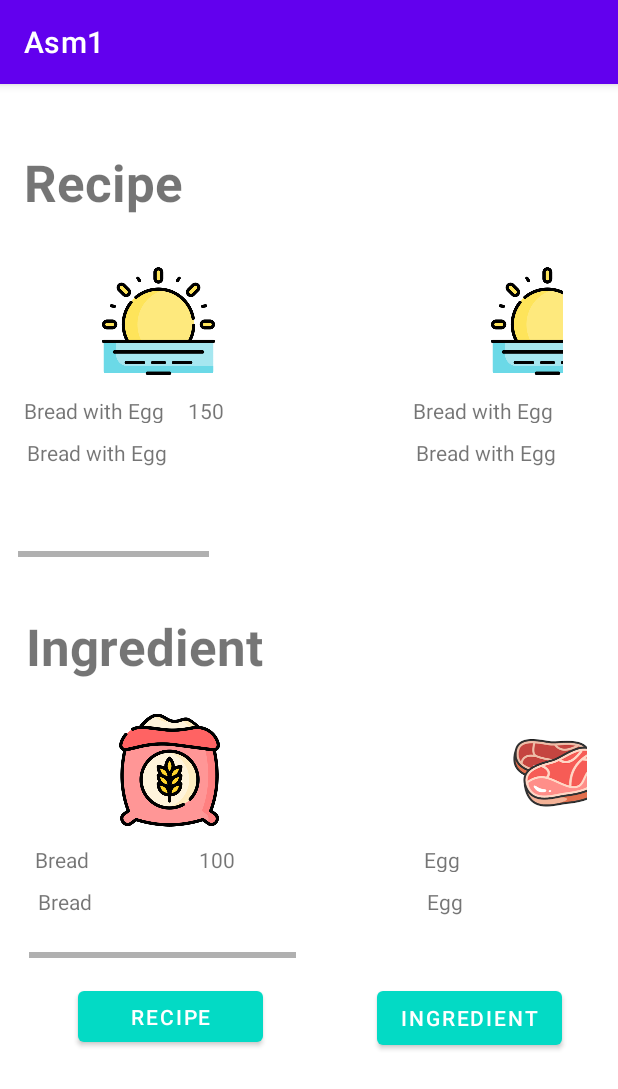
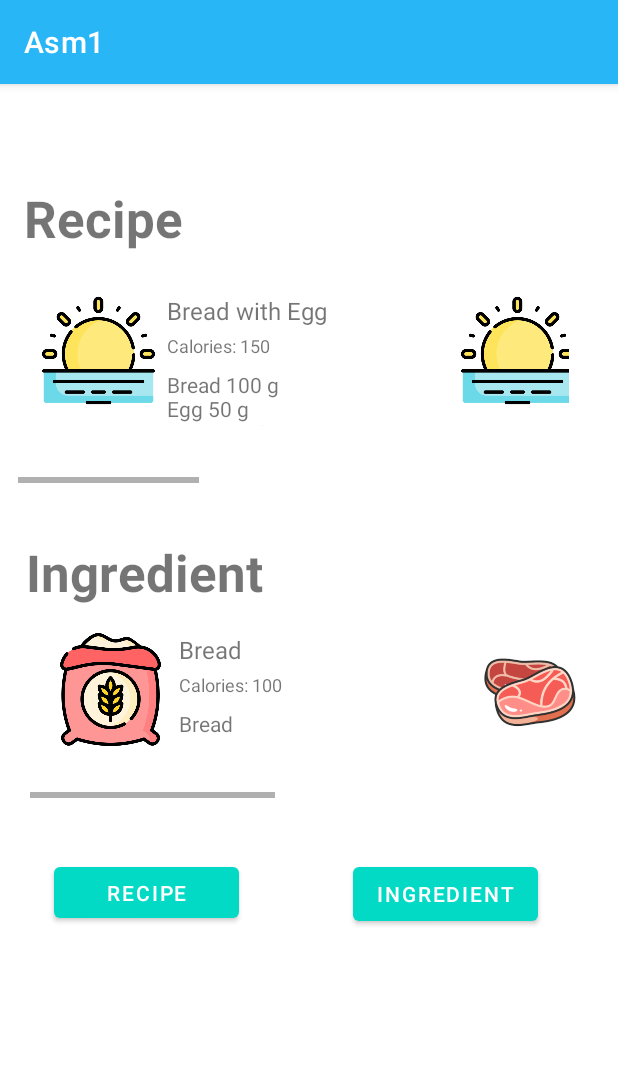
Before and after one commit to AnVuGia/AndroidDevASM_1, an Android app: the MainActivity screen opened directly, with no data from a screen before it, on a phone screen of 412 x 824 dp. Shown: the top 1089 px of the screen. Run offline under Robolectric (Android 15) with nearby library versions, the phone set to English and light mode, and no system bars.

Commit message:
add helper class

```diff
--- a/app/src/main/java/com/example/asm1/Activity/MainActivity.java
+++ b/app/src/main/java/com/example/asm1/Activity/MainActivity.java
@@ -14,8 +14,10 @@ import android.widget.TextView;
 import com.example.asm1.Interface.IIngredient;
 import com.example.asm1.Interface.IObserverUser;
 import com.example.asm1.R;
+import com.example.asm1.model.CreateCardViewHelper;
 import com.example.asm1.model.ImageHelper;
 import com.example.asm1.model.Ingredient.Ingredient;
+import com.example.asm1.model.Ingredient.withGuideAndAmount;
 import com.example.asm1.model.Recipe;
 import com.example.asm1.model.UserSingleton;
 
@@ -45,10 +47,14 @@ public class MainActivity extends AppCompatActivity implements IObserverUser {
         Ingredient ingredient2 = new Ingredient("Egg", 50, "Egg", "meat");
         Ingredient ingredient4 = new Ingredient("Tomato", 50, "Tomato", "vegetable");
 
-        Recipe recipe1 = new Recipe("Bread with Egg", "Bread with Egg", 150, "breakfast");
-        recipe1.addIngredient(ingredient1);
-        recipe1.addIngredient(ingredient2);
-        recipe1.addIngredient(ingredient4);
+        withGuideAndAmount ingredient_with_guide_and_amount1 = new withGuideAndAmount(ingredient1, "g", 100);
+        withGuideAndAmount ingredient_with_guide_and_amount2 = new withGuideAndAmount(ingredient2, "g", 50);
+        withGuideAndAmount ingredient_with_guide_and_amount4 = new withGuideAndAmount(ingredient4, "g", 50);
+
+        Recipe recipe1 = new Recipe("Bread with Egg", "breakfast");
+        recipe1.addIngredient(ingredient_with_guide_and_amount1);
+        recipe1.addIngredient(ingredient_with_guide_and_amount2);
+        recipe1.addIngredient(ingredient_with_guide_and_amount4);
 
         recipes.add(recipe1);
         recipes.add(recipe1);
@@ -57,8 +63,8 @@ public class MainActivity extends AppCompatActivity implements IObserverUser {
         ingredients.add(ingredient1);
         ingredients.add(ingredient2);
         ingredients.add(ingredient4);
-        recipe_container = findViewById(R.id.recipe_container);
-        ingredient_container = findViewById(R.id.ingredient_container);
+        recipe_container = findViewById(R.id.main_recipe_container);
+        ingredient_container = findViewById(R.id.main_ingredient_container);
         renderView(recipes, ingredients);
         //Button to ingredient list
         toIngredientsList.setOnClickListener(new View.OnClickListener() {
@@ -81,45 +87,31 @@ public class MainActivity extends AppCompatActivity implements IObserverUser {
 
     @Override
     public void update() {
-        Log.d(TAG, "update: ");
         recipes = UserSingleton.getInstance().getRecipes();
         ingredients = UserSingleton.getInstance().getIngredients();
         renderView(recipes, ingredients);
+        Log.d(TAG, "update: " + recipes.size());
+        Log.d(TAG, "update: " + ingredients.size());
     }
-    private void renderView(ArrayList<Recipe> recipes, ArrayList<IIngredient> ingredients){
+    private void renderView(ArrayList<Recipe> recipes, ArrayList<IIngredient> ingredients) {
+        renderRecipeViews(recipes);
+        renderIngredientViews(ingredients);
+    }
+
+    private void renderRecipeViews(ArrayList<Recipe> recipes) {
         recipe_container.removeAllViews();
-        ingredient_container.removeAllViews();
         for (Recipe recipe : recipes) {
-            View recipeView = createRecipeCardView(recipe);
+            View recipeView = CreateCardViewHelper.createBaseRecipeCardView(this,recipe);
             recipe_container.addView(recipeView);
         }
+    }
+
+    private void renderIngredientViews(ArrayList<IIngredient> ingredients) {
+        ingredient_container.removeAllViews();
         for (IIngredient ingredient : ingredients) {
-            View ingredientView = createIngredientCardView(ingredient);
+            View ingredientView = CreateCardViewHelper.createBaseIngredientCardView(this,ingredient);
             ingredient_container.addView(ingredientView);
         }
+    }
 
-    }
-    private View createRecipeCardView(Recipe recipe) {
-        View recipeView = getLayoutInflater().inflate(R.layout.card, null);
-        TextView recipeName = recipeView.findViewById(R.id.card_name);
-        TextView recipeDescription = recipeView.findViewById(R.id.card_desc);
-        TextView recipeCalories = recipeView.findViewById(R.id.card_calories);
-        ImageView recipeImage = recipeView.findViewById(R.id.card_image);
-        ImageHelper.setImageToView(recipe.getType(), recipeImage);
-        recipeName.setText(recipe.getName());
-        recipeDescription.setText(recipe.getDescription());
-        recipeCalories.setText(String.valueOf(recipe.getCalories()));
-        return recipeView;
-    }
-    private View createIngredientCardView(IIngredient ingredient) {
-        View ingredientView = getLayoutInflater().inflate(R.layout.card, null);
-        TextView ingredientName = ingredientView.findViewById(R.id.card_name);
-        TextView ingredientDescription = ingredientView.findViewById(R.id.card_desc);
-        TextView ingredientCalories = ingredientView.findViewById(R.id.card_calories);
-        ImageHelper.setImageToView(ingredient.getImg(), ingredientView.findViewById(R.id.card_image));
-        ingredientName.setText(ingredient.getName());
-        ingredientDescription.setText(ingredient.getDescription());
-        ingredientCalories.setText(String.valueOf(ingredient.getCalories()));
-        return ingredientView;
-    }
 }
--- a/app/src/main/java/com/example/asm1/model/Recipe.java
+++ b/app/src/main/java/com/example/asm1/model/Recipe.java
@@ -2,19 +2,16 @@ package com.example.asm1.model;
 
 import com.example.asm1.Interface.IIngredient;
 import com.example.asm1.model.Ingredient.Ingredient;
+import com.example.asm1.model.Ingredient.withGuideAndAmount;
 
 import java.util.ArrayList;
 
 public class Recipe {
     private ArrayList<IIngredient> ingredients = new ArrayList<>();
     private String name;
-    private String description;
-    private int calories;
     private String type;
-    public Recipe(String name, String description, int calories, String type) {
+    public Recipe(String name, String type) {
         this.name = name;
-        this.description = description;
-        this.calories = calories;
         this.type = type;
     }
 
@@ -26,7 +23,7 @@ public class Recipe {
         this.type = type;
     }
 
-    public void addIngredient(Ingredient ingredient) {
+    public void addIngredient(IIngredient ingredient) {
         ingredients.add(ingredient);
     }
     //Getter and Setter
@@ -47,18 +44,23 @@ public class Recipe {
     }
 
     public String getDescription() {
-        return description;
+                String description = "";
+                for(IIngredient ingredient : ingredients) {
+                    withGuideAndAmount temp = (withGuideAndAmount) ingredient;
+                    description += temp.getName() + " " + temp.getAmount() + " " + temp.getGuide() + "\n";
+                }
+                return description;
     }
 
-    public void setDescription(String description) {
-        this.description = description;
+
+    public int getCalories() {
+            int totalCalories = 0;
+            for(IIngredient ingredient : ingredients) {
+                withGuideAndAmount temp = (withGuideAndAmount) ingredient;
+                totalCalories += temp.getCalories() *  temp.getAmount() / 100;
+            }
+            return totalCalories;
     }
 
-    public int getCalories() {
-        return calories;
-    }
 
-    public void setCalories(int calories) {
-        this.calories = calories;
-    }
 }
--- a/app/src/main/res/layout/activity_main_screen.xml
+++ b/app/src/main/res/layout/activity_main_screen.xml
@@ -8,15 +8,15 @@
 
     <HorizontalScrollView
         android:id="@+id/horizontal_scroll"
-        android:layout_width="363dp"
-        android:layout_height="215dp"
+        android:layout_width="367dp"
+        android:layout_height="142dp"
         android:layout_marginStart="12dp"
-        android:layout_marginTop="100dp"
+        android:layout_marginTop="124dp"
         app:layout_constraintStart_toStartOf="parent"
         app:layout_constraintTop_toTopOf="parent">
 
         <LinearLayout
-            android:id="@+id/recipe_container"
+            android:id="@+id/main_recipe_container"
             android:layout_width="wrap_content"
             android:layout_height="match_parent"
             android:orientation="horizontal"></LinearLayout>
@@ -24,8 +24,8 @@
 
     <HorizontalScrollView
         android:id="@+id/horizontalScrollView"
-        android:layout_width="372dp"
-        android:layout_height="183dp"
+        android:layout_width="370dp"
+        android:layout_height="126dp"
         android:layout_marginTop="84dp"
         app:layout_constraintEnd_toEndOf="parent"
         app:layout_constraintHorizontal_bias="0.476"
@@ -33,7 +33,7 @@
         app:layout_constraintTop_toBottomOf="@+id/horizontal_scroll">
 
         <LinearLayout
-            android:id="@+id/ingredient_container"
+            android:id="@+id/main_ingredient_container"
             android:layout_width="wrap_content"
             android:layout_height="match_parent"
             android:orientation="horizontal"></LinearLayout>
@@ -43,8 +43,8 @@
         android:id="@+id/to_recipe"
         android:layout_width="123dp"
         android:layout_height="46dp"
-        android:layout_marginStart="52dp"
-        android:layout_marginTop="16dp"
+        android:layout_marginStart="36dp"
+        android:layout_marginTop="40dp"
         android:text="recipe"
         app:layout_constraintStart_toStartOf="parent"
         app:layout_constraintTop_toBottomOf="@+id/horizontalScrollView" />
--- a/app/src/main/res/layout/card.xml
+++ b/app/src/main/res/layout/card.xml
@@ -4,57 +4,65 @@
     xmlns:app="http://schemas.android.com/apk/res-auto"
     xmlns:tools="http://schemas.android.com/tools"
     android:layout_width="match_parent"
-    android:layout_height="match_parent">
+    android:layout_height="wrap_content"
+    android:layout_margin="8dp"
+    android:elevation="4dp"
+    android:background="?android:attr/selectableItemBackground">
 
     <!-- Existing ConstraintLayout -->
     <androidx.constraintlayout.widget.ConstraintLayout
-        android:layout_width="187dp"
-        android:layout_height="172dp"
-        android:layout_marginTop="4dp"
-        android:layout_marginEnd="72dp"
-        app:layout_constraintEnd_toEndOf="parent"
-        app:layout_constraintTop_toTopOf="parent">
-
-        <TextView
-            android:id="@+id/card_calories"
-            android:layout_width="74dp"
-            android:layout_height="17dp"
-            android:layout_marginTop="12dp"
-            android:text="TextView"
-            app:layout_constraintEnd_toEndOf="parent"
-            app:layout_constraintTop_toBottomOf="@+id/card_image" />
+        android:layout_width="279dp"
+        android:layout_height="match_parent"
+        android:background="@android:color/white"
+        android:padding="16dp"> <!-- Set background color to white -->
 
         <ImageView
             android:id="@+id/card_image"
             android:layout_width="75dp"
-            android:layout_height="76dp"
-            android:layout_marginTop="16dp"
+            android:layout_height="75dp"
             android:scaleType="fitCenter"
-            app:layout_constraintEnd_toEndOf="parent"
             app:layout_constraintStart_toStartOf="parent"
             app:layout_constraintTop_toTopOf="parent"
-            tools:srcCompat="@tools:sample/avatars[0]" />
+            app:srcCompat="@drawable/flour" />
 
         <TextView
             android:id="@+id/card_name"
-            android:layout_width="98dp"
-            android:layout_height="18dp"
-            android:layout_marginStart="4dp"
-            android:layout_marginTop="12dp"
-            android:text="TextView"
-            app:layout_constraintStart_toStartOf="parent"
-            app:layout_constraintTop_toBottomOf="@+id/card_image" />
+            android:layout_width="0dp"
+            android:layout_height="wrap_content"
+            android:layout_marginStart="8dp"
+            android:layout_marginEnd="8dp"
+            android:text="Recipe Name"
+            android:textSize="16sp"
+            app:layout_constraintEnd_toEndOf="parent"
+            app:layout_constraintHorizontal_bias="0.0"
+            app:layout_constraintStart_toEndOf="@+id/card_image"
+            app:layout_constraintTop_toTopOf="parent" />
+
+        <TextView
+            android:id="@+id/card_calories"
+            android:layout_width="0dp"
+            android:layout_height="wrap_content"
+            android:layout_marginStart="8dp"
+            android:layout_marginTop="4dp"
+            android:layout_marginEnd="8dp"
+            android:text="Calories: 200"
+            android:textSize="12sp"
+            app:layout_constraintEnd_toEndOf="parent"
+            app:layout_constraintStart_toEndOf="@+id/card_image"
+            app:layout_constraintTop_toBottomOf="@+id/card_name" />
 
         <TextView
             android:id="@+id/card_desc"
-            android:layout_width="176dp"
-            android:layout_height="34dp"
-            android:layout_marginTop="40dp"
-            android:text="TextView"
+            android:layout_width="156dp"
+            android:layout_height="37dp"
+            android:layout_marginStart="8dp"
+            android:layout_marginTop="8dp"
+            android:layout_marginEnd="8dp"
+            android:text="Description goes here. Lorem ipsum dolor sit amet, consectetur adipiscing elit."
+            android:textSize="14sp"
             app:layout_constraintEnd_toEndOf="parent"
-            app:layout_constraintHorizontal_bias="0.516"
-            app:layout_constraintStart_toStartOf="parent"
-            app:layout_constraintTop_toBottomOf="@+id/card_image" />
+            app:layout_constraintStart_toEndOf="@+id/card_image"
+            app:layout_constraintTop_toBottomOf="@+id/card_calories" />
 
     </androidx.constraintlayout.widget.ConstraintLayout>
 </FrameLayout>
--- a/app/src/main/res/values-night/styles.xml
+++ b/app/src/main/res/values-night/styles.xml
@@ -8,5 +8,11 @@
         <item name="android:layout_width">wrap_content</item>
         <item name="android:layout_height">wrap_content</item>
     </style>
+    <style name="AppTheme" parent="Theme.AppCompat.Light.DarkActionBar">
+        <item name="colorPrimary">@color/colorPrimary</item>
+        <item name="colorPrimaryDark">@color/colorPrimaryDark</item>
+        <item name="colorAccent">@color/colorAccent</item>
+    </style>
+
 
 </resources>
--- a/app/src/main/res/values-night/themes.xml
+++ b/app/src/main/res/values-night/themes.xml
@@ -2,8 +2,8 @@
     <!-- Base application theme. -->
     <style name="Theme.Asm1" parent="Theme.MaterialComponents.DayNight.DarkActionBar">
         <!-- Primary brand color. -->
-        <item name="colorPrimary">@color/purple_200</item>
-        <item name="colorPrimaryVariant">@color/purple_700</item>
+        <item name="colorPrimary">@color/light_blue_400</item>
+        <item name="colorPrimaryVariant">@color/light_blue_600</item>
         <item name="colorOnPrimary">@color/black</item>
         <!-- Secondary brand color. -->
         <item name="colorSecondary">@color/teal_200</item>
--- a/app/src/main/res/values/colors.xml
+++ b/app/src/main/res/values/colors.xml
@@ -13,4 +13,8 @@
     <color name="gray_600">#FF757575</color>
     <color name="add_recipe_button">#FF03DAC5</color>
     <color name="add_ingredient_button">#FF03DAC5</color>
+    <color name="colorPrimary">#3F51B5</color>
+    <color name="colorPrimaryDark">#303F9F</color>
+    <color name="colorAccent">#FF4081</color>
+
 </resources>
--- a/app/src/main/res/values/themes.xml
+++ b/app/src/main/res/values/themes.xml
@@ -2,8 +2,8 @@
     <!-- Base application theme. -->
     <style name="Theme.Asm1" parent="Theme.MaterialComponents.DayNight.DarkActionBar">
         <!-- Primary brand color. -->
-        <item name="colorPrimary">@color/purple_500</item>
-        <item name="colorPrimaryVariant">@color/purple_700</item>
+        <item name="colorPrimary">@color/light_blue_400</item>
+        <item name="colorPrimaryVariant">@color/light_blue_600</item>
         <item name="colorOnPrimary">@color/white</item>
         <!-- Secondary brand color. -->
         <item name="colorSecondary">@color/teal_200</item>
```
Also changed, not shown: app/src/main/AndroidManifest.xml (+9 -0 lines), app/src/main/java/com/example/asm1/Activity/AddIngredientActivity.java (+11 -0 lines), app/src/main/java/com/example/asm1/Activity/AddRecipeActivity.java (+74 -19 lines), app/src/main/java/com/example/asm1/Activity/IngredientListActivity.java (+15 -10 lines), app/src/main/java/com/example/asm1/Activity/RecipeInformation.java (added, +72 -0 lines), app/src/main/java/com/example/asm1/Activity/RecipeIngredientForm.java (+12 -2 lines), app/src/main/java/com/example/asm1/Activity/RecipeListActivity.java (added, +16 -0 lines), app/src/main/java/com/example/asm1/model/CreateCardViewHelper.java (added, +74 -0 lines), app/src/main/java/com/example/asm1/model/UserSingleton.java (+9 -0 lines), app/src/main/res/layout/activity_add_ingredient.xml (+9 -1 lines), app/src/main/res/layout/activity_recipe_information.xml (added, +72 -0 lines), app/src/main/res/layout/activity_recipe_list.xml (added, +9 -0 lines).
